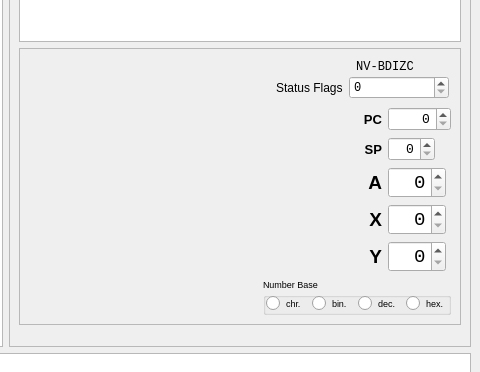
Old version of the form mainwindow.ui in the repository jnbarchan/6502assembler; both pictures show x 468 to 948 and y 273 to 645 of the 948 by 828 pixel window.
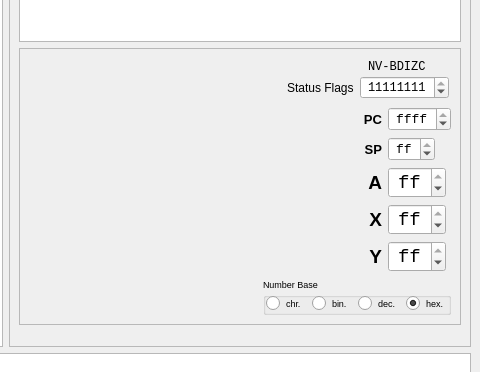
New version of the form. Icons and pictures are not drawn. Custom widgets are drawn as their Qt base class.

```diff
--- a/mainwindow.ui
+++ b/mainwindow.ui
@@ -152,21 +152,21 @@
               </property>
               <item row="1" column="2">
                <widget class="NumberBaseSpinBox" name="spnStatusFlags">
-                <property name="minimumSize">
-                 <size>
-                  <width>100</width>
-                  <height>0</height>
-                 </size>
-                </property>
                 <property name="font">
                  <font>
                   <family>Monospace</family>
                   <pointsize>9</pointsize>
                  </font>
                 </property>
+                 <property name="alignment">
+                  <set>Qt::AlignCenter</set>
+                 </property>
                 <property name="maximum">
                  <number>255</number>
                 </property>
+                 <property name="value">
+                  <number>255</number>
+                 </property>
                 <property name="displayIntegerBase">
                  <number>2</number>
                 </property>
@@ -181,7 +181,10 @@
                  </font>
                 </property>
                 <property name="text">
-                 <string> NV-BDIZC</string>
+                  <string>NV-BDIZC</string>
+                 </property>
+                 <property name="indent">
+                  <number>8</number>
                 </property>
                </widget>
               </item>
@@ -244,11 +247,14 @@
                </font>
               </property>
               <property name="alignment">
-               <set>Qt::AlignRight|Qt::AlignTrailing|Qt::AlignVCenter</set>
+               <set>Qt::AlignCenter</set>
               </property>
               <property name="maximum">
                <number>65535</number>
               </property>
+              <property name="value">
+               <number>65535</number>
+              </property>
               <property name="displayIntegerBase">
                <number>16</number>
               </property>
@@ -285,11 +291,14 @@
                </font>
               </property>
               <property name="alignment">
-               <set>Qt::AlignRight|Qt::AlignTrailing|Qt::AlignVCenter</set>
+               <set>Qt::AlignCenter</set>
               </property>
               <property name="maximum">
                <number>255</number>
               </property>
+              <property name="value">
+               <number>255</number>
+              </property>
               <property name="displayIntegerBase">
                <number>16</number>
               </property>
@@ -326,11 +335,14 @@
                </font>
               </property>
               <property name="alignment">
-               <set>Qt::AlignRight|Qt::AlignTrailing|Qt::AlignVCenter</set>
+               <set>Qt::AlignCenter</set>
               </property>
               <property name="maximum">
                <number>255</number>
               </property>
+              <property name="value">
+               <number>255</number>
+              </property>
               <property name="displayIntegerBase">
                <number>16</number>
               </property>
@@ -367,11 +379,14 @@
                </font>
               </property>
               <property name="alignment">
-               <set>Qt::AlignRight|Qt::AlignTrailing|Qt::AlignVCenter</set>
+               <set>Qt::AlignCenter</set>
               </property>
               <property name="maximum">
                <number>255</number>
               </property>
+              <property name="value">
+               <number>255</number>
+              </property>
               <property name="displayIntegerBase">
                <number>16</number>
               </property>
@@ -408,11 +423,14 @@
                </font>
               </property>
               <property name="alignment">
-               <set>Qt::AlignRight|Qt::AlignTrailing|Qt::AlignVCenter</set>
+               <set>Qt::AlignCenter</set>
               </property>
               <property name="maximum">
                <number>255</number>
               </property>
+              <property name="value">
+               <number>255</number>
+              </property>
               <property name="displayIntegerBase">
                <number>16</number>
               </property>
@@ -528,6 +546,9 @@
                     <property name="text">
                      <string>hex.</string>
                     </property>
+                    <property name="checked">
+                     <bool>true</bool>
+                    </property>
                     <attribute name="buttonGroup">
                      <string notr="true">rbgNumBase</string>
                     </attribute>
```
Left out of the diff: 2 changed lines with no effect on the pictures. Lines whose indentation alone changed are shown as unchanged.
